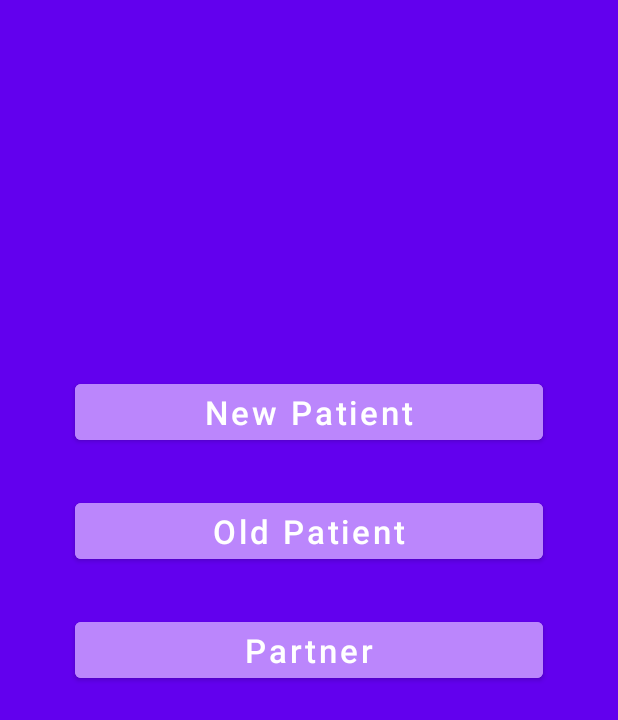
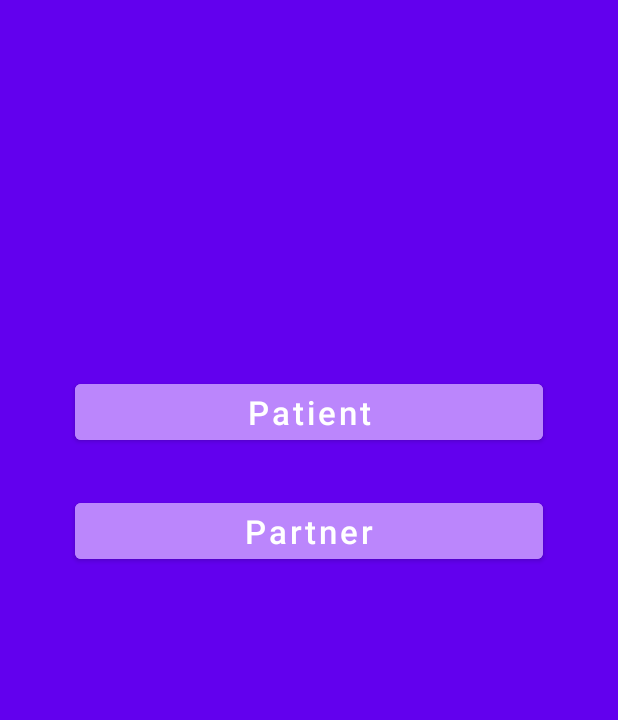
Before and after one commit to MohamedAlaraby/Classify-Corona-Case, an Android app: the screen it shows after launch (IdentityActivity), on a phone screen of 412 x 824 dp. Shown: the top 720 px of the screen. Run offline under Robolectric (Android 15) with nearby library versions, the phone set to English and light mode, and no system bars.

Commit message:
SW project

```diff
--- a/app/src/main/java/com/example/tensorflowlitedemo/IdentityActivity.java
+++ b/app/src/main/java/com/example/tensorflowlitedemo/IdentityActivity.java
@@ -10,32 +10,23 @@ import android.widget.Button;
 import com.google.android.material.button.MaterialButton;
 
 public class IdentityActivity extends AppCompatActivity {
-MaterialButton btn_old_patient,btn_new_patient,btn_admin;
+MaterialButton btn_patient,btn_admin;
     Intent intent;
     @Override
     protected void onCreate(Bundle savedInstanceState) {
         super.onCreate(savedInstanceState);
         setContentView(R.layout.activity_identity);
-        btn_old_patient=findViewById(R.id.Ident_Activity_btn_old_Patient);
+        btn_patient=findViewById(R.id.Ident_Activity_btn_old_Patient);
         btn_admin=findViewById(R.id.Ident_Activity_btn_admin);
-       btn_new_patient=findViewById(R.id.Ident_Activity_btn_new_Patient);
-        btn_old_patient.setOnClickListener(new View.OnClickListener() {
+
+        btn_patient.setOnClickListener(new View.OnClickListener() {
             @Override
             public void onClick(View view) {
                 intent=new Intent(IdentityActivity.this,LoginScreen.class);
                 startActivity(intent);
             }
         });
-        btn_new_patient.setOnClickListener(new View.OnClickListener() {
-            @Override
-            public void onClick(View view) {
-                intent=new Intent(IdentityActivity.this,PatientInfoActivity.class);
-                startActivity(intent);
 
-
-
-            }
-        });
         btn_admin.setOnClickListener(new View.OnClickListener() {
             @Override
             public void onClick(View view) {
--- a/app/src/main/res/layout/activity_identity.xml
+++ b/app/src/main/res/layout/activity_identity.xml
@@ -8,34 +8,19 @@
     tools:context=".IdentityActivity"
     android:background="@color/purple_500"
     >
-
     <com.google.android.material.button.MaterialButton
-        android:id="@+id/Ident_Activity_btn_new_Patient"
+        android:id="@+id/Ident_Activity_btn_old_Patient"
         android:layout_width="match_parent"
         android:layout_height="wrap_content"
         android:layout_centerHorizontal="true"
         android:layout_marginHorizontal="50dp"
         android:layout_marginTop="250dp"
         android:backgroundTint="@color/purple_200"
-        android:text="New Patient"
-        android:textAllCaps="false"
-        android:textSize="22sp" />
-    <com.google.android.material.button.MaterialButton
-        android:id="@+id/Ident_Activity_btn_old_Patient"
-        android:layout_width="match_parent"
-        android:layout_height="wrap_content"
-        android:layout_below="@+id/Ident_Activity_btn_new_Patient"
-        android:layout_centerHorizontal="true"
-        android:layout_marginHorizontal="50dp"
-        android:layout_marginTop="30dp"
-        android:backgroundTint="@color/purple_200"
-        android:text="Old Patient"
+        android:text="Patient"
         android:textAllCaps="false"
         android:textSize="22sp"
         />
-
     <com.google.android.material.button.MaterialButton
-
         android:id="@+id/Ident_Activity_btn_admin"
         android:layout_width="match_parent"
         android:layout_height="wrap_content"
@@ -47,6 +32,5 @@
         android:text="Partner"
         android:textAllCaps="false"
         android:textSize="22sp"
-
         />
 </RelativeLayout>
```
